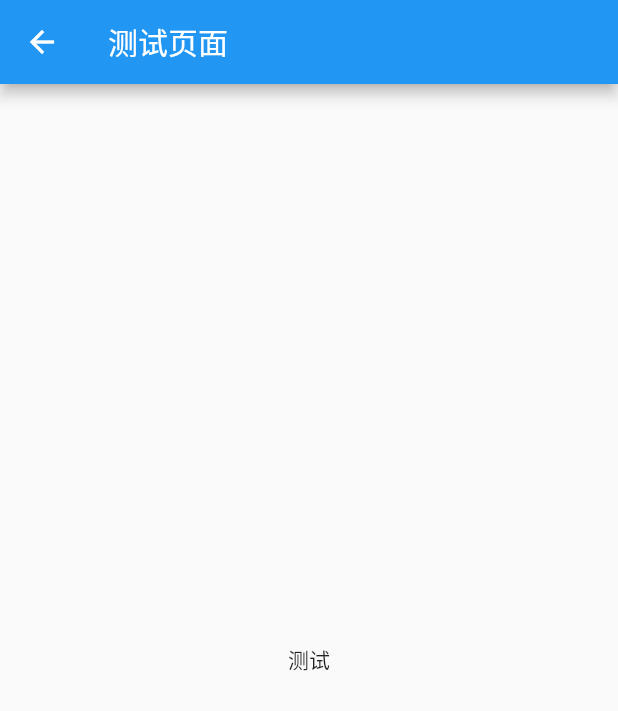
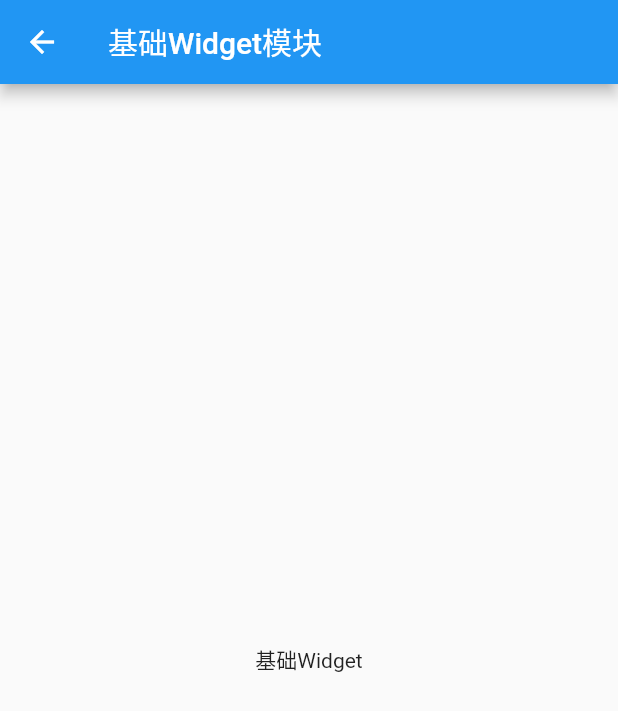
Before and after one commit to fengxing1234/widget, a Flutter app: the TestWidget screen opened directly, on a phone screen of 412 x 824 dp. Shown: the top 711 px of the screen. Run offline on Flutter 3.47's test engine with Material 2 defaults, Android fonts, the phone set to English and light mode, and no system bars; our stand-ins replace string_scanner.

Commit message:
feat(测试):修改测试代码

```diff
--- a/lib/test_widget.dart
+++ b/lib/test_widget.dart
@@ -11,7 +11,7 @@ class TestWidget extends StatelessWidget {
   Widget build(BuildContext context) {
     return Scaffold(
       appBar: AppBar(
-        title: Text('测试页面'),
+        title: Text('基础Widget模块'),
       ),
       body: TestWidgetContent(),
     );
@@ -28,7 +28,7 @@ class _TestWidgetContent extends State<TestWidgetContent> {
   Widget build(BuildContext context) {
     return Container(
       child: Center(
-        child: Text('测试'),
+        child: Text('基础Widget'),
       ),
     );
   }
```
